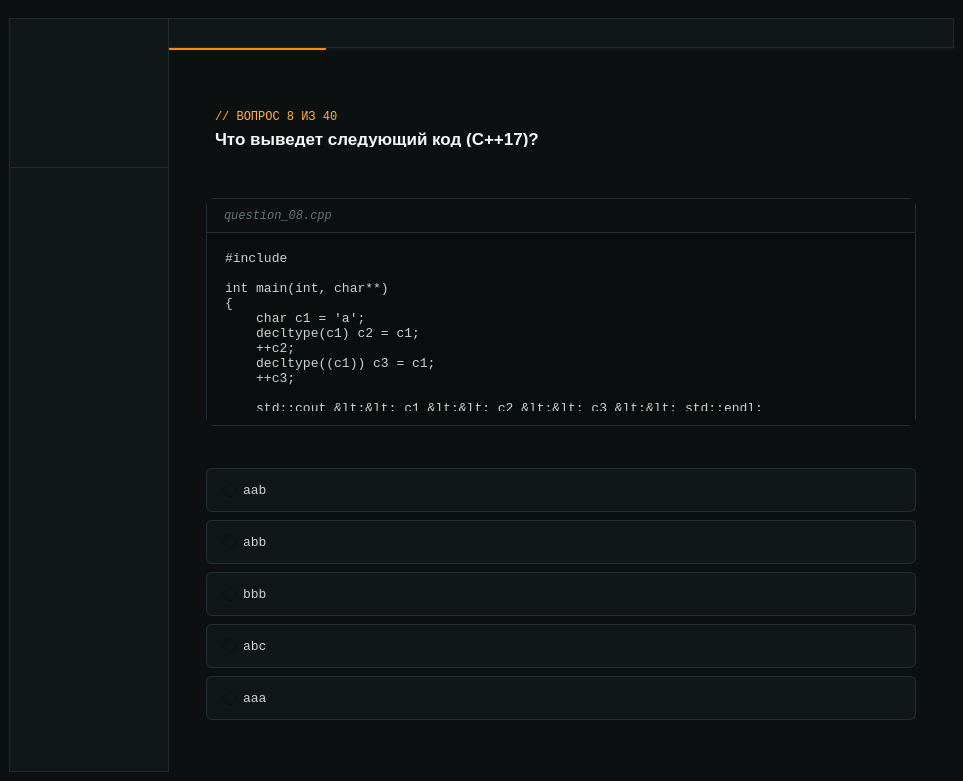
Krona-org/CodeForge, file src/mainwindow.ui: the form before one commit.
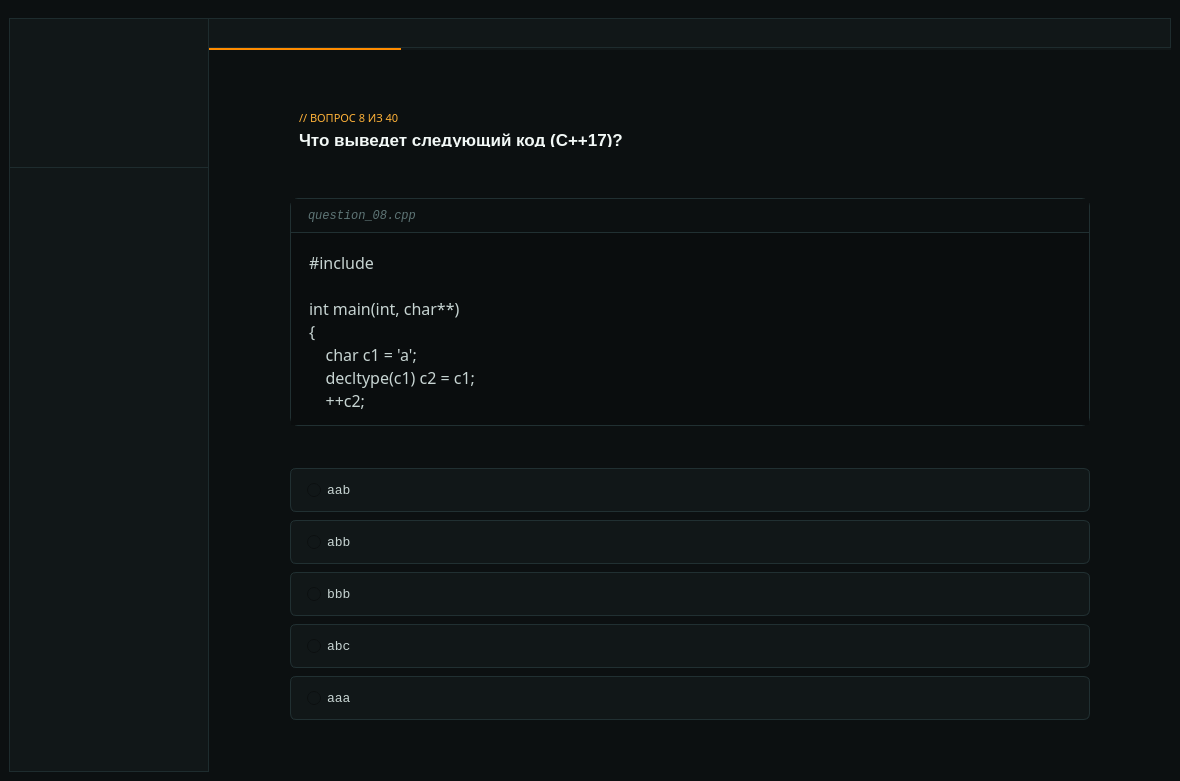
The form after the commit. Custom widgets are drawn as their Qt base class.

Commit message: немного улучшил дизайн, сделав слайдБар шире, и выровняв текст

```diff
--- a/src/mainwindow.ui
+++ b/src/mainwindow.ui
@@ -6,7 +6,7 @@
    <rect>
     <x>0</x>
     <y>0</y>
-    <width>963</width>
+    <width>1180</width>
     <height>781</height>
    </rect>
   </property>
@@ -139,7 +139,7 @@
                   <rect>
                    <x>0</x>
                    <y>0</y>
-                   <width>791</width>
+                   <width>968</width>
                    <height>689</height>
                   </rect>
                  </property>
@@ -154,7 +154,7 @@
                     </property>
                     <property name="maximumSize">
                      <size>
-                      <width>710</width>
+                      <width>800</width>
                       <height>16777215</height>
                      </size>
                     </property>
@@ -184,7 +184,7 @@
                        </property>
                        <property name="maximumSize">
                         <size>
-                         <width>710</width>
+                         <width>800</width>
                          <height>16777215</height>
                         </size>
                        </property>
@@ -226,7 +226,7 @@
                        </property>
                        <property name="maximumSize">
                         <size>
-                         <width>710</width>
+                         <width>800</width>
                          <height>16777215</height>
                         </size>
                        </property>
@@ -268,7 +268,7 @@
                        </property>
                        <property name="maximumSize">
                         <size>
-                         <width>710</width>
+                         <width>800</width>
                          <height>16777215</height>
                         </size>
                        </property>
@@ -310,7 +310,7 @@
                        </property>
                        <property name="maximumSize">
                         <size>
-                         <width>710</width>
+                         <width>800</width>
                          <height>16777215</height>
                         </size>
                        </property>
@@ -352,7 +352,7 @@
                        </property>
                        <property name="maximumSize">
                         <size>
-                         <width>710</width>
+                         <width>800</width>
                          <height>16777215</height>
                         </size>
                        </property>
@@ -412,8 +412,8 @@
                        </property>
                        <property name="font">
                         <font>
-                         <family>Consolas</family>
-                         <pointsize>9</pointsize>
+                         <family>Noto Sans</family>
+                         <pointsize>8</pointsize>
                         </font>
                        </property>
                        <property name="styleSheet">
@@ -474,7 +474,7 @@
                     </property>
                     <property name="maximumSize">
                      <size>
-                      <width>710</width>
+                      <width>800</width>
                       <height>16777215</height>
                      </size>
                     </property>
@@ -517,7 +517,7 @@
                        </property>
                        <property name="maximumSize">
                         <size>
-                         <width>710</width>
+                         <width>800</width>
                          <height>16777215</height>
                         </size>
                        </property>
@@ -551,14 +551,14 @@
                        </property>
                        <property name="maximumSize">
                         <size>
-                         <width>710</width>
+                         <width>800</width>
                          <height>16777215</height>
                         </size>
                        </property>
                        <property name="font">
                         <font>
-                         <family>Consolas</family>
-                         <pointsize>10</pointsize>
+                         <family>Noto Sans</family>
+                         <pointsize>12</pointsize>
                         </font>
                        </property>
                        <property name="styleSheet">
@@ -659,7 +659,7 @@
             </property>
             <property name="minimumSize">
              <size>
-              <width>160</width>
+              <width>200</width>
               <height>150</height>
              </size>
             </property>
@@ -686,13 +686,13 @@
             </property>
             <property name="minimumSize">
              <size>
-              <width>160</width>
+              <width>200</width>
               <height>0</height>
              </size>
             </property>
             <property name="maximumSize">
              <size>
-              <width>160</width>
+              <width>200</width>
               <height>16777215</height>
              </size>
             </property>
@@ -702,6 +702,7 @@
 border-top: 0px;
 </string>
             </property>
+            <layout class="QVBoxLayout" name="verticalLayout_2"/>
            </widget>
           </item>
          </layout>
```
Left out of the diff: 2 changed lines with no effect on the pictures.
